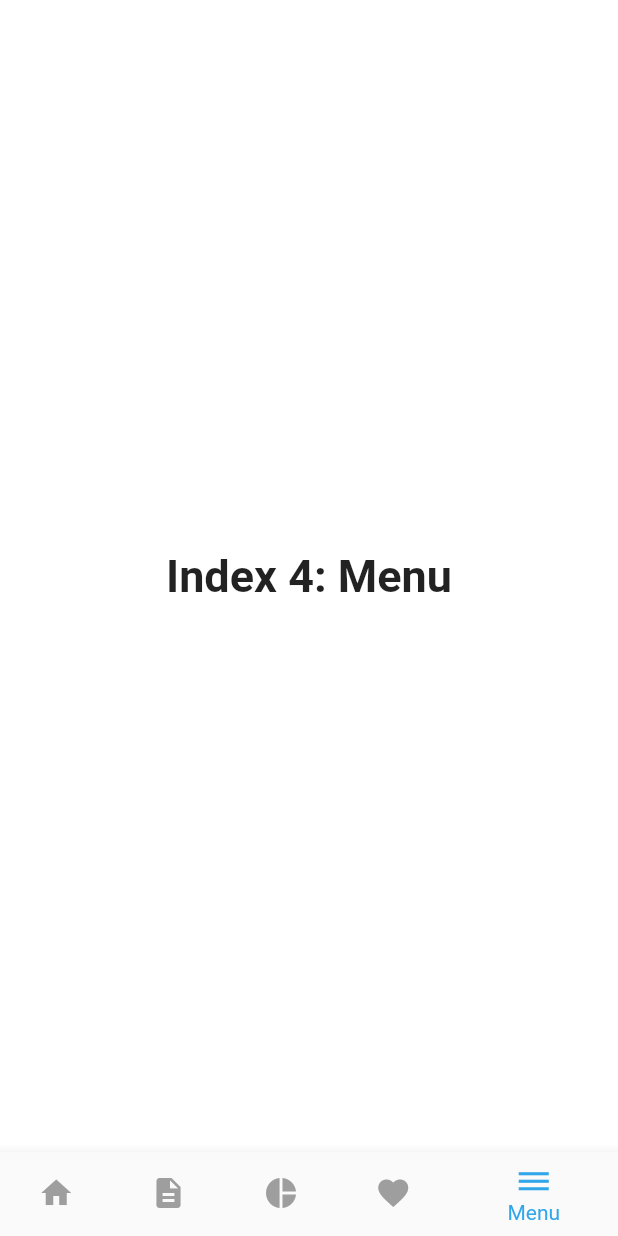
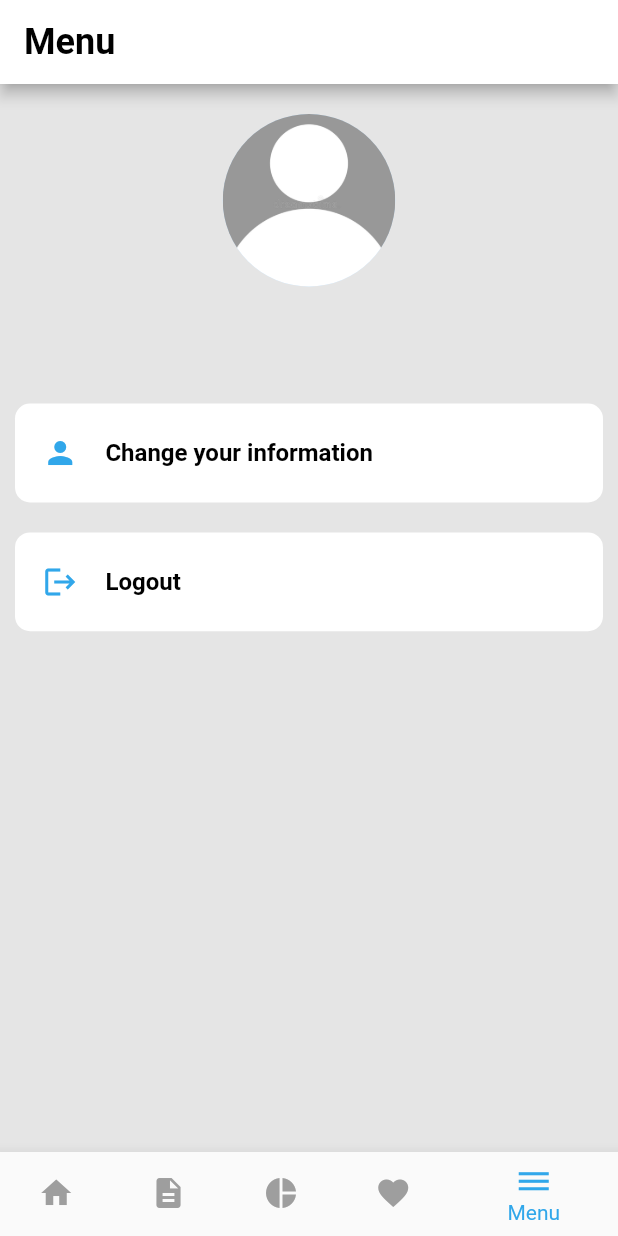
Before and after one commit to hopeman1102/tutoring-english-app, a Flutter app: the HomeScreen screen opened directly, item 5 of the bottom bar chosen, on a phone screen of 412 x 824 dp. Run offline on Flutter 3.47's test engine with Material 2 defaults, Android fonts, the light colour scheme and no system bars; our stand-ins replace audioplayers, cached_network_image, cloud_firestore, custom_radio_grouped_button, firebase_auth, firebase_core and 9 more; accounts and stored records are empty; project files that could hold a hidden picture were left out.

Commit message:
done menu and profile setting

```diff
--- a/lib/models/user.dart
+++ b/lib/models/user.dart
@@ -9,21 +9,25 @@ class UserData {
   late final String _email;
   late final String _name;
   late final String _uid;
+  late final String _avatarURL;
   UserData({
     required String email,
     required String name,
     required String uid,
+    required String avatarURL,
   }) {
     _email = email;
     _name = name;
     _uid = uid;
+    _avatarURL = avatarURL;
   }
 
   String get email => _email;
   String get name => _name;
   String get uid => _uid;
+  String get avatarURL => _avatarURL;
   Map<String, dynamic> toJson() =>
-      {'email': _email, 'name': _name, 'uid': _uid};
+      {'email': _email, 'name': _name, 'uid': _uid, 'avatarURL': _avatarURL};
   static UserData fromSnap(DocumentSnapshot snap) {
     var snapshot = snap.data() as Map<String, dynamic>;
 
@@ -31,6 +35,7 @@ class UserData {
       email: snapshot['email'],
       name: snapshot['name'],
       uid: snapshot['uid'],
+      avatarURL: snapshot['avatarURL'],
     );
   }
 }
--- a/lib/providers/favorite_provider.dart
+++ b/lib/providers/favorite_provider.dart
@@ -134,5 +134,4 @@ class FavoriteProvider with ChangeNotifier {
     notifyListeners();
   }
 
-  void getFavoritesData() {}
 }
--- a/lib/providers/pratice/user_provider.dart
+++ b/lib/providers/pratice/user_provider.dart
@@ -13,6 +13,7 @@ class UserProvider extends ChangeNotifier {
           email: data.email,
           name: data.name,
           uid: data.uid,
+          avatarURL: data.avatarURL,
         );
       });
 }
--- a/lib/resources/auth_methods.dart
+++ b/lib/resources/auth_methods.dart
@@ -89,6 +89,7 @@ class AuthMethods {
         'name': name,
         'uid': userCredential.user!.uid,
         'email': email,
+        'avatarURL': "",
         'timeUsed': 0
       });
       user = userCredential.user;
@@ -107,6 +108,10 @@ class AuthMethods {
       return e.toString();
     }
     return result;
+  }
+
+  Future<void> signOut() async {
+    await FirebaseAuth.instance.signOut();
   }
 
   Future<String> loginUser(
--- a/lib/screens/favorite_screen.dart
+++ b/lib/screens/favorite_screen.dart
@@ -40,6 +40,7 @@ class _FavoriteScreenState extends State<FavoriteScreen> {
 
         backgroundColor: kcWhiteColor,
         foregroundColor: kcBlackColor,
+        automaticallyImplyLeading: false,
       ),
       body: SingleChildScrollView(
         child: Column(
--- a/lib/screens/home/home_screen.dart
+++ b/lib/screens/home/home_screen.dart
@@ -2,9 +2,9 @@
 
 import 'package:flutter/material.dart';
 import 'package:learning_english_app/screens/favorite_screen.dart';
+import 'package:learning_english_app/screens/menu/menu_screen.dart';
 import 'package:learning_english_app/screens/statistic/statistics_screen.dart';
 import 'package:learning_english_app/utils/colors.dart';
-import 'package:learning_english_app/utils/styles.dart';
 import 'package:learning_english_app/screens/practice/practice_screen.dart';
 import 'package:learning_english_app/widgets/home/vocabulary/vocabulary_widget.dart';
 
@@ -26,12 +26,7 @@ class _HomeScreenState extends State<HomeScreen> {
     VocabularyGeneral(),
     StatisticsScreen(),
     FavoriteScreen(),
-    Center(
-      child: Text(
-        'Index 4: Menu',
-        style: kBottomNavigationItemStyle,
-      ),
-    ),
+    MenuScreen(),
   ];
   @override
   Widget build(BuildContext context) {
--- /dev/null
+++ b/lib/screens/menu/menu_screen.dart
@@ -0,0 +1,42 @@
+import 'dart:io';
+
+import 'package:flutter/material.dart';
+import 'package:learning_english_app/models/user.dart';
+import 'package:learning_english_app/providers/pratice/user_provider.dart';
+import 'package:learning_english_app/widgets/menu/menu_body.dart';
+import 'package:provider/provider.dart';
+
+import '../../utils/colors.dart';
+import '../../utils/styles.dart';
+class MenuScreen extends StatefulWidget {
+  const MenuScreen({Key? key}) : super(key: key);
+
+
+  @override
+  State<MenuScreen> createState() => _MenuScreenState();
+}
+
+class _MenuScreenState extends State<MenuScreen> {
+  File? image;
+  UserData? user;
+
+  // void AfterSave() {
+
+  // }
+  @override
+  Widget build(BuildContext context) {
+     final userProvider = Provider.of<UserProvider>(context);
+    return Scaffold(
+      backgroundColor: kcGreyColor,
+      appBar: AppBar(
+        title: const Text(
+          'Menu',
+          style: ktsTitleAppBar,
+        ),
+        backgroundColor: kcWhiteColor,
+        automaticallyImplyLeading: false,
+      ),
+      body: MenuBody(user: userProvider.user)
+    );
+  }
+}
--- a/lib/utils/styles.dart
+++ b/lib/utils/styles.dart
@@ -9,7 +9,6 @@ const TextStyle ktsMediumTitleText =
 
 const TextStyle ktsMediumLabelInputText = TextStyle(
     color: kcPrimaryTextColor, fontWeight: FontWeight.bold, fontSize: h4);
-
 const TextStyle ktsMediumInputText =
     TextStyle(color: kcPrimaryTextColor, fontSize: h4);
 
--- a/lib/widgets/home/favorites/favorite_card.dart
+++ b/lib/widgets/home/favorites/favorite_card.dart
@@ -207,7 +207,6 @@ class _FavoriteCardState extends State<FavoriteCard> {
                                     children: [
                                       InkWell(
                                         onTap: () {
-                                          print("favorite tapped");
                                           pressItem(
                                             loadingProvider,
                                             pageQuizProvider,
--- /dev/null
+++ b/lib/widgets/menu/menu_body.dart
@@ -0,0 +1,83 @@
+import 'package:flutter/material.dart';
+import 'package:get/get.dart';
+import 'package:learning_english_app/models/user.dart';
+import 'package:learning_english_app/resources/auth_methods.dart';
+import 'package:learning_english_app/screens/menu/profile_fix.dart';
+import 'package:learning_english_app/utils/styles.dart';
+import 'package:learning_english_app/widgets/menu/menu_part.dart';
+import 'package:learning_english_app/widgets/menu/profile_pic.dart';
+
+import '../../screens/authentication/welcome_screen.dart';
+
+class MenuBody extends StatefulWidget {
+  const MenuBody({Key? key, required this.user}) : super(key: key);
+  final UserData user;
+
+  @override
+  State<MenuBody> createState() => _MenuBodyState();
+}
+
+class _MenuBodyState extends State<MenuBody> {
+  // ignore: non_constant_identifier_names
+  void ChangeInformation(UserData user) {
+    Get.to(FixProfile(user: user));
+  }
+
+  // ignore: non_constant_identifier_names
+  void Logout() async {
+    await AuthMethods().signOut().then((value) {
+      Get.offAll(const WelcomeScreen());
+    });
+
+  }
+
+  @override
+  Widget build(BuildContext context) {
+    return SingleChildScrollView(
+      child: Column(
+        children: [
+          const SizedBox(
+            width: double.infinity,
+            height: 20,
+          ),
+          ProfilePic(
+            avatarUrl: widget.user.avatarURL,
+          ),
+          const SizedBox(
+            width: double.infinity,
+            height: 10,
+          ),
+          Text(
+            widget.user.name,
+            style: ktsBoldText,
+          ),
+          Text(
+            widget.user.email,
+            style: ktsBoldText,
+          ),
+          const SizedBox(
+            height: 20,
+          ),
+          InkWell(
+            onTap: () => ChangeInformation(widget.user),
+            child: const MenuPart(
+              title: "Change your information",
+              icon: Icons.person,
+            ),
+          ),
+          InkWell(
+            onTap: () => Logout(),
+            child: const MenuPart(
+              title: "Logout",
+              icon: Icons.logout,
+
+            ),
+          ),
+          const SizedBox(
+            height: 40,
+          ),
+        ],
+      ),
+    );
+  }
+}
--- /dev/null
+++ b/lib/widgets/menu/menu_part.dart
@@ -0,0 +1,45 @@
+import 'package:flutter/material.dart';
+import 'package:learning_english_app/utils/colors.dart';
+
+import '../../utils/styles.dart';
+
+class MenuPart extends StatelessWidget {
+  const MenuPart({Key? key, required this.title, required this.icon})
+      : super(key: key);
+  // ignore: non_constant_identifier_names
+
+  final String title;
+  final IconData icon;
+
+  @override
+  Widget build(BuildContext context) {
+    return Padding(
+      padding: const EdgeInsets.all(10.0),
+      child: Container(
+        height: MediaQuery.of(context).size.height * 0.08,
+        decoration: BoxDecoration(
+          borderRadius: BorderRadius.circular(10),
+          color: Colors.white,
+        ),
+        child: Row(
+          mainAxisAlignment: MainAxisAlignment.spaceEvenly,
+          children: [
+            Flexible(
+                flex: 1,
+                child: Icon(
+                  icon,
+                  color: kPrimaryColor,
+                )),
+            Expanded(
+              flex: 4,
+              child: Text(
+                title,
+                style: kDefaultTextStyle,
+              ),
+            ),
+          ],
+        ),
+      ),
+    );
+  }
+}
--- /dev/null
+++ b/lib/widgets/menu/profile_pic.dart
@@ -0,0 +1,40 @@
+import 'dart:io';
+
+import 'package:flutter/material.dart';
+
+class ProfilePic extends StatelessWidget {
+  const ProfilePic({
+    Key? key,
+    required this.avatarUrl,
+    this.imagePicker,
+  }) : super(key: key);
+
+  final String avatarUrl;
+  final File? imagePicker;
+
+  @override
+  Widget build(BuildContext context) {
+    return SizedBox(
+      height: 115,
+      width: 115,
+      child: Stack(
+        fit: StackFit.expand,
+        children: [
+          imagePicker != null
+              ? CircleAvatar(
+                  child: Image.file(imagePicker!),
+                )
+              : avatarUrl == ""
+                  ? const CircleAvatar(
+                      radius: 20,
+                      backgroundImage:
+                          AssetImage("assets/images/default_avatar.jpg"),
+                    )
+                  : CircleAvatar(
+                      backgroundImage: NetworkImage(avatarUrl),
+                    ),
+        ],
+      ),
+    );
+  }
+}
--- a/pubspec.yaml
+++ b/pubspec.yaml
@@ -50,6 +50,7 @@ dependencies:
   firebase_storage: ^10.2.15
   flutter_staggered_animations: ^1.0.0
   web_scraper: ^0.1.4
+  image_picker: ^0.8.5+3
 
 dev_dependencies:
   flutter_lints: ^1.0.0
```
Also changed, not shown: lib/resources/firebase_handle.dart (+34 -5 lines), lib/screens/menu/profile_fix.dart (added, +126 -0 lines), lib/screens/practice/practice_screen.dart (+11 -5 lines), pubspec.lock.
